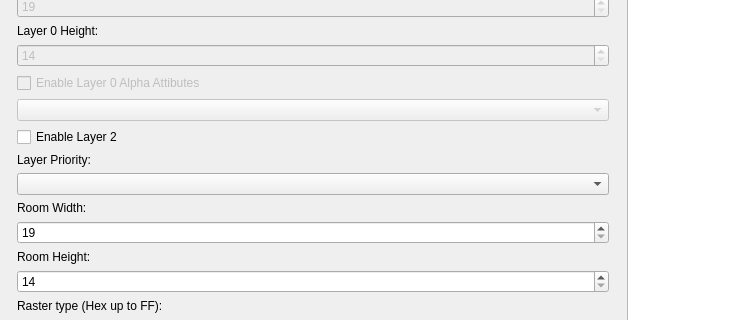
First picture: the form in Dialog/RoomConfigDialog.ui, repository wario-land/WL4Editor, before the edit; both pictures show x 0 to 752 and y 304 to 624 of the 900 by 823 pixel window.
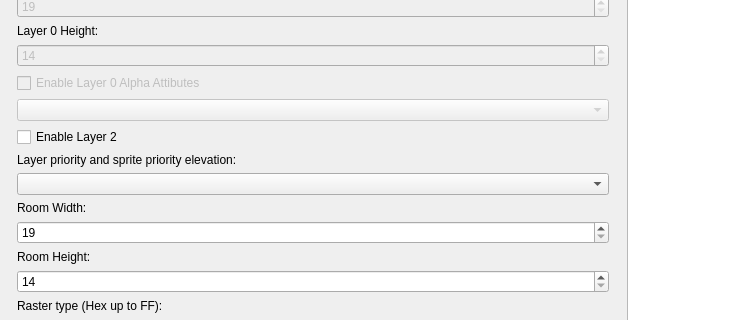
Second picture: the form after the edit. Custom widgets are drawn as their Qt base class.

Commit message: Support sprite priority elevation in Room Configuration Dialog

```diff
--- a/Dialog/RoomConfigDialog.ui
+++ b/Dialog/RoomConfigDialog.ui
@@ -7,7 +7,7 @@
     <x>0</x>
     <y>0</y>
     <width>900</width>
-    <height>764</height>
+    <height>766</height>
    </rect>
   </property>
   <property name="sizePolicy">
@@ -228,7 +228,7 @@
           <string>&lt;html&gt;&lt;head/&gt;&lt;body&gt;&lt;p&gt;&lt;span style=&quot; font-weight:600;&quot;&gt;Layer Priority&lt;/span&gt;&lt;/p&gt;&lt;p&gt;&lt;br/&gt;&lt;/p&gt;&lt;p&gt;There's several available priority settings that Wario Land 4's game engine supports, you can use one of them.&lt;/p&gt;&lt;/body&gt;&lt;/html&gt;</string>
          </property>
          <property name="text">
-          <string>Layer Priority:</string>
+          <string>Layer priority and sprite priority elevation:</string>
          </property>
         </widget>
        </item>
```
Left out of the diff: 2 changed lines with no effect on the pictures. The commit also changes 2 other files.
